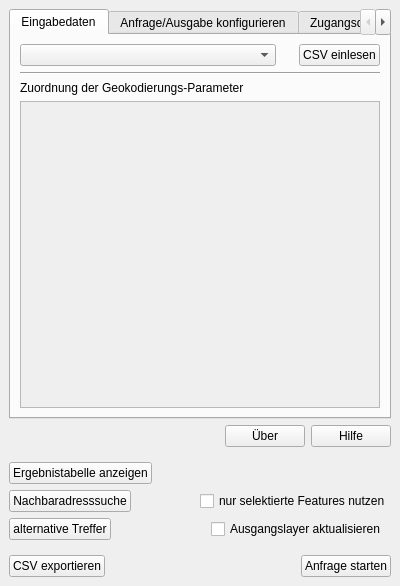
First picture: the form in bkggeocoder/ui/main_dockwidget.ui, repository de-bkg/qgis-geocoder, before the edit.
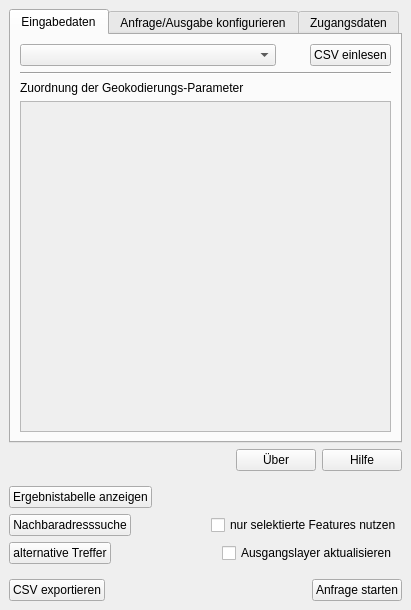
Second picture: the form after the edit. Icons and pictures are not drawn. Custom widgets are drawn as their Qt base class.

Commit message: test node connection

Patch:
```diff
--- a/bkggeocoder/ui/main_dockwidget.ui
+++ b/bkggeocoder/ui/main_dockwidget.ui
@@ -6,8 +6,8 @@
    <rect>
     <x>0</x>
     <y>0</y>
-    <width>400</width>
-    <height>586</height>
+    <width>411</width>
+    <height>610</height>
    </rect>
   </property>
   <property name="layoutDirection">
@@ -179,8 +179,8 @@
             <rect>
              <x>0</x>
              <y>0</y>
-             <width>368</width>
-             <height>328</height>
+             <width>379</width>
+             <height>352</height>
             </rect>
            </property>
            <layout class="QVBoxLayout" name="verticalLayout_6">
```
Left out of the diff: 26 changed lines with no effect on the pictures. The commit also changes 2 other files.
